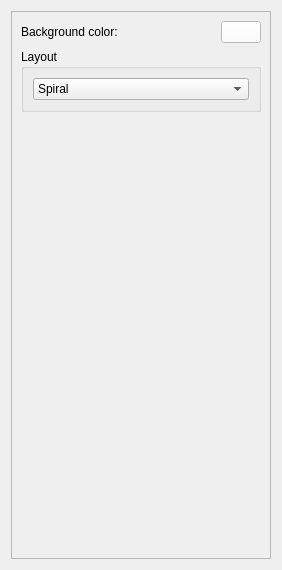
The window that plugins/view/PixelOrientedView/PixelOrientedOptionsWidget.ui (Tulip-Dev/tulip) describes before a commit, drawn with Qt 5.
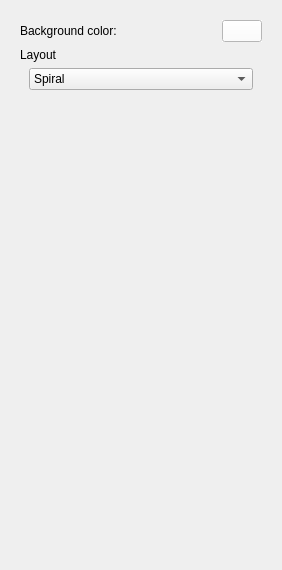
The same window after the commit. Custom widgets are drawn as their Qt base class.

Commit message: more QGroupBox replacement in plugins ui

The edit to the form file:
```diff
--- a/plugins/view/PixelOrientedView/PixelOrientedOptionsWidget.ui
+++ b/plugins/view/PixelOrientedView/PixelOrientedOptionsWidget.ui
@@ -17,7 +17,7 @@
    <item>
     <widget class="QFrame" name="frame">
      <property name="frameShape">
-      <enum>QFrame::StyledPanel</enum>
+      <enum>QFrame::NoFrame</enum>
      </property>
      <property name="frameShadow">
       <enum>QFrame::Raised</enum>
@@ -149,11 +149,18 @@
        </layout>
       </item>
       <item>
-       <widget class="QGroupBox" name="groupBox">
-        <property name="title">
+       <widget class="QLabel" name="label">
+        <property name="text">
          <string>Layout</string>
         </property>
+       </widget>
+      </item>
+      <item>
+       <widget class="QFrame" name="frame">
         <layout class="QVBoxLayout" name="verticalLayout">
+         <property name="topMargin">
+          <number>0</number>
+         </property>
          <item>
           <widget class="QComboBox" name="layoutTypeCB">
            <item>
```
The commit also changes 10 other files.
